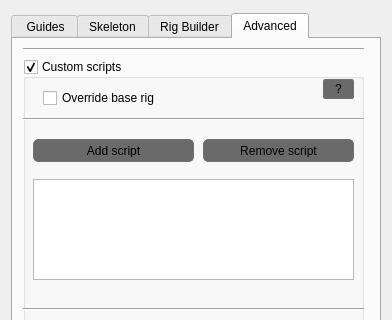
Old version of the form UI_Files/AutoRigger_v02.ui in the repository Eirinjms/autoRigger; both pictures show x 0 to 392 and y 0 to 320 of the 392 by 597 pixel window.
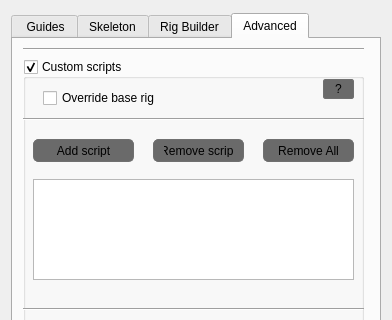
New version of the form.

Diff of the .ui file:
```diff
--- a/UI_Files/AutoRigger_v02.ui
+++ b/UI_Files/AutoRigger_v02.ui
@@ -2116,7 +2116,7 @@
          <rect>
           <x>10</x>
           <y>80</y>
-          <width>161</width>
+          <width>101</width>
           <height>23</height>
          </rect>
         </property>
@@ -2127,9 +2127,9 @@
        <widget class="QPushButton" name="removeScript_btn">
         <property name="geometry">
          <rect>
-          <x>180</x>
+          <x>130</x>
           <y>80</y>
-          <width>151</width>
+          <width>91</width>
           <height>23</height>
          </rect>
         </property>
@@ -2220,6 +2220,19 @@
          <enum>Qt::Horizontal</enum>
         </property>
        </widget>
+       <widget class="QPushButton" name="removeScriptAll_btn">
+        <property name="geometry">
+         <rect>
+          <x>240</x>
+          <y>80</y>
+          <width>91</width>
+          <height>23</height>
+         </rect>
+        </property>
+        <property name="text">
+         <string>Remove All</string>
+        </property>
+       </widget>
       </widget>
       <widget class="Line" name="line_8">
        <property name="geometry">
```
